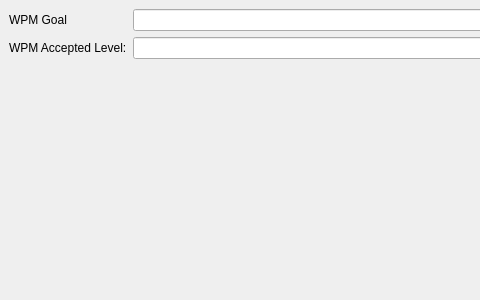
Old version of the form Prefs.ui in the repository hardaker/CuteCW; both pictures show x 0 to 480 and y 0 to 300 of the 800 by 300 pixel window.
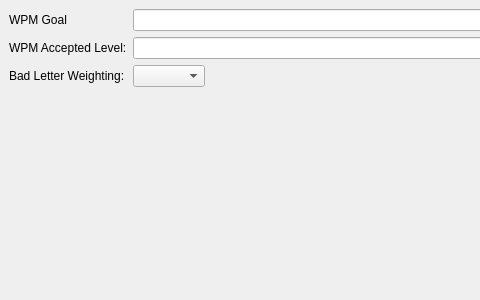
New version of the form.

Commit message: add a high/low setting for bad letter weighting and use it.

Patch:
```diff
--- a/Prefs.ui
+++ b/Prefs.ui
@@ -62,6 +62,16 @@
     <item row="1" column="1">
      <widget class="QLineEdit" name="WPMAccepted"/>
     </item>
+    <item row="2" column="0">
+     <widget class="QLabel" name="label_3">
+      <property name="text">
+       <string>Bad Letter Weighting:</string>
+      </property>
+     </widget>
+    </item>
+    <item row="2" column="1">
+     <widget class="QComboBox" name="weighting"/>
+    </item>
    </layout>
   </widget>
  </widget>
```
The commit also changes 2 other files.
